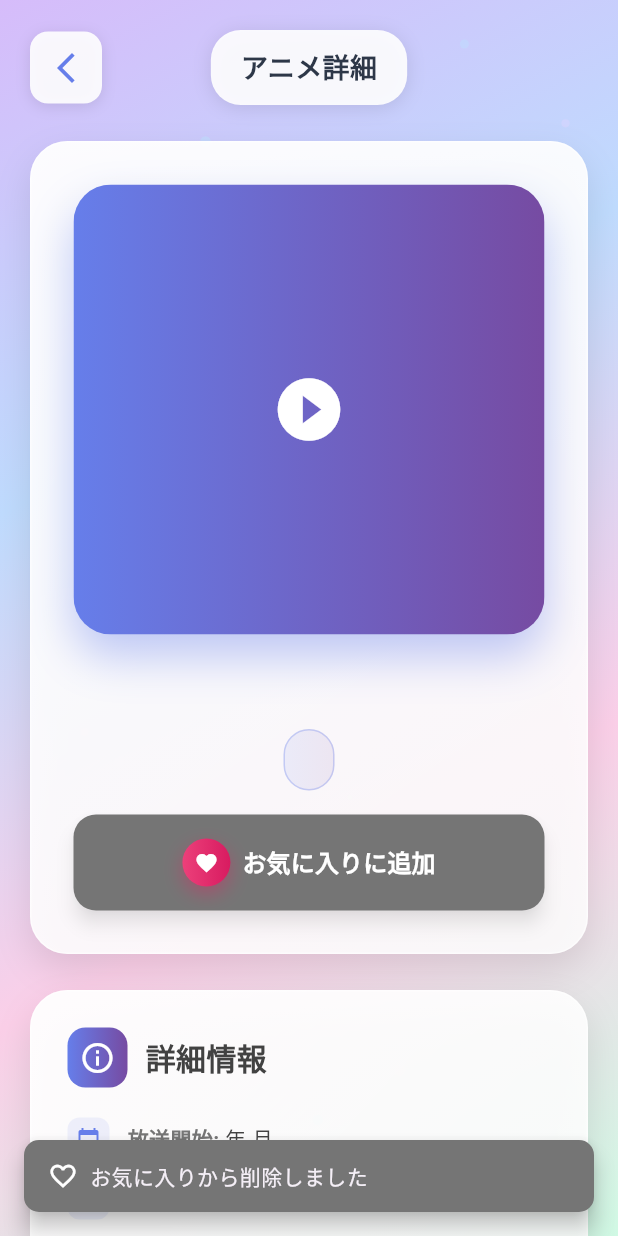
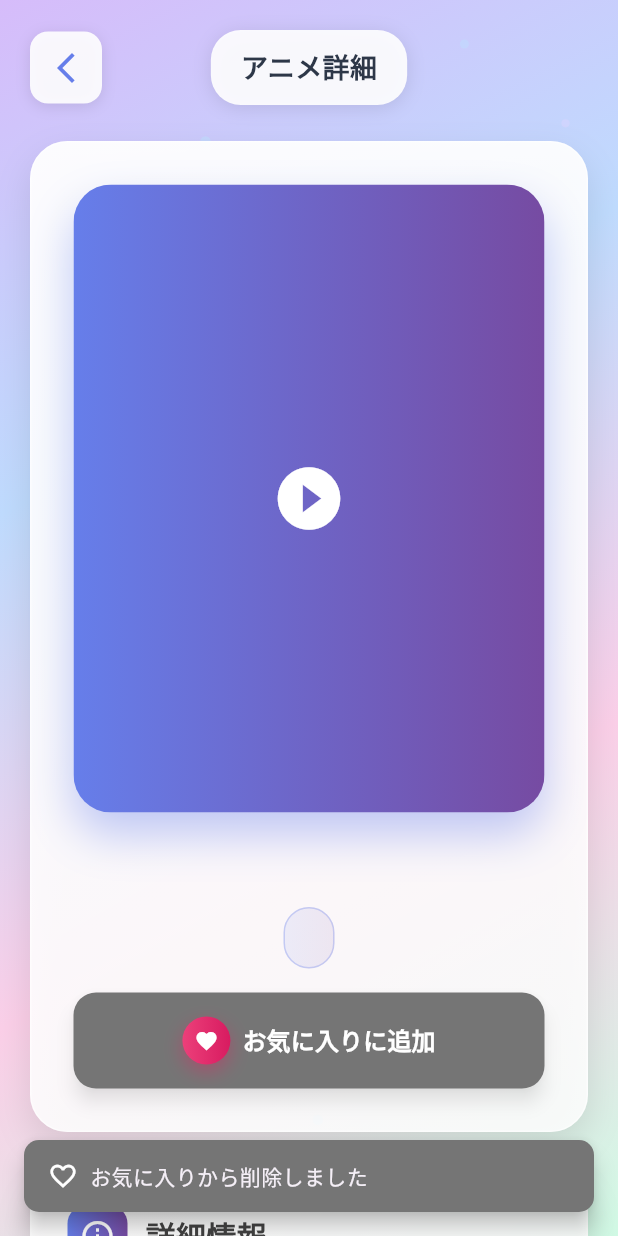
Before and after one commit to KOU050223/Animeishi, a Flutter app: the WatchAnimePage screen opened directly with empty values, after a tap on "お気に入り登録済み", on a phone screen of 412 x 824 dp. Run offline on Flutter 3.47's test engine with Material 3 defaults, Android fonts, the light colour scheme and no system bars; our stand-ins replace cached_network_image, cloud_firestore, firebase_auth, firebase_core, firebase_storage, image_picker and 1 more; missing offline and left inert: mobile_scanner; accounts and stored records are empty; network calls fail.

Commit message:
feat: アニメ画像表示のレイアウトを改善

```diff
--- a/lib/ui/watch/components/anime_detail_widgets.dart
+++ b/lib/ui/watch/components/anime_detail_widgets.dart
@@ -125,12 +125,17 @@ class AnimeDetailWidgets {
         FutureBuilder<String?>(
           future: AnimeImageService.getImageUrl(anime['tid']?.toString() ?? ''),
           builder: (context, snapshot) {
+            return LayoutBuilder(
+              builder: (context, constraints) {
+                final maxWidth = constraints.maxWidth.isInfinite
+                    ? 400.0
+                    : constraints.maxWidth;
+                final containerWidth = maxWidth > 400 ? 400.0 : maxWidth;
+                final containerHeight = containerWidth * 4 / 3; // 3:4の縦長比率
+
                 return Container(
-              width: double.infinity,
-              height: 300,
-              constraints: BoxConstraints(
-                maxWidth: 400,
-              ),
+                    width: containerWidth,
+                    height: containerHeight,
                     decoration: BoxDecoration(
                       borderRadius: BorderRadius.circular(25),
                       boxShadow: [
@@ -147,7 +152,10 @@ class AnimeDetailWidgets {
                           ? Container(
                               decoration: const BoxDecoration(
                                 gradient: LinearGradient(
-                            colors: [Color(0xFF667EEA), Color(0xFF764BA2)],
+                                  colors: [
+                                    Color(0xFF667EEA),
+                                    Color(0xFF764BA2)
+                                  ],
                                 ),
                               ),
                               child: const Center(
@@ -177,7 +185,8 @@ class AnimeDetailWidgets {
                                       ),
                                     ),
                                   ),
-                            errorWidget: (context, url, error) => Container(
+                                  errorWidget: (context, url, error) =>
+                                      Container(
                                     decoration: const BoxDecoration(
                                       gradient: LinearGradient(
                                         colors: [
@@ -196,7 +205,10 @@ class AnimeDetailWidgets {
                               : Container(
                                   decoration: const BoxDecoration(
                                     gradient: LinearGradient(
-                                colors: [Color(0xFF667EEA), Color(0xFF764BA2)],
+                                      colors: [
+                                        Color(0xFF667EEA),
+                                        Color(0xFF764BA2)
+                                      ],
                                     ),
                                   ),
                                   child: const Icon(
@@ -206,6 +218,8 @@ class AnimeDetailWidgets {
                                   ),
                                 ),
                     ),
+                );
+              },
             );
           },
         ),
```
Lines whose indentation alone changed are shown as unchanged.
